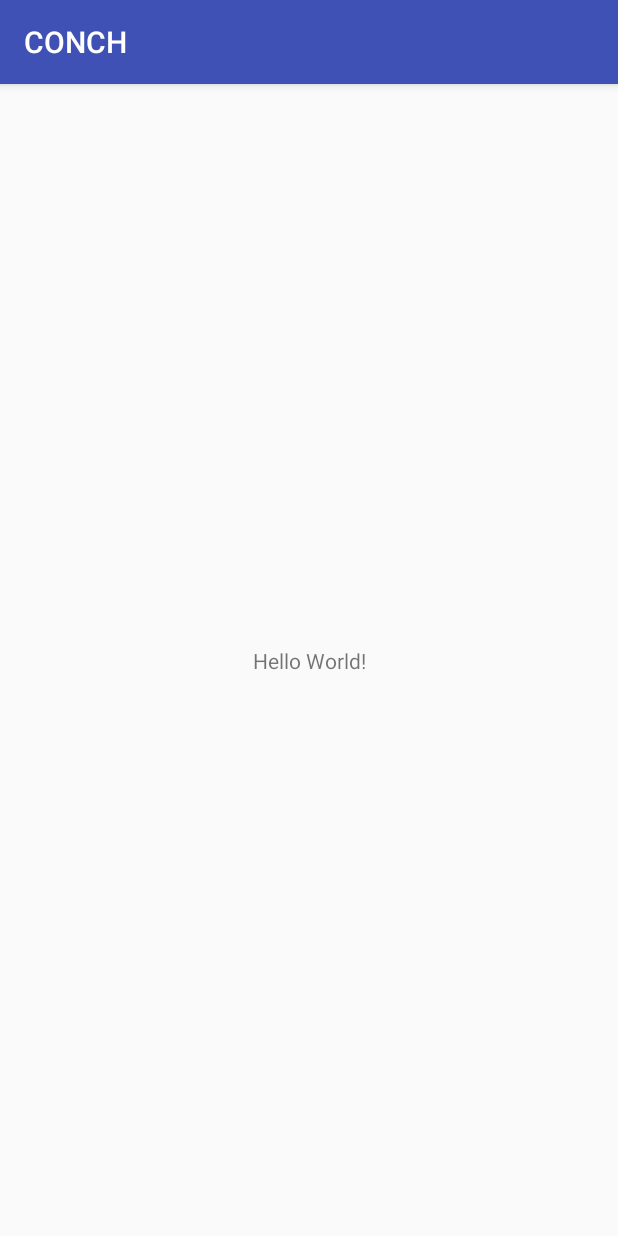
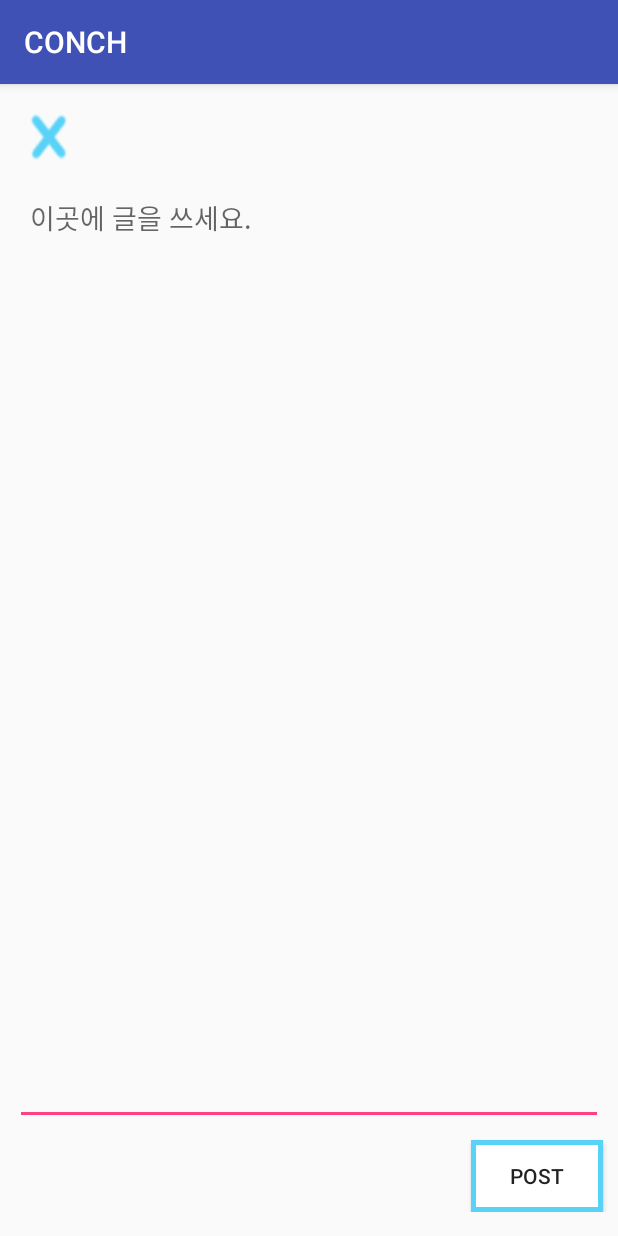
Before and after one commit to PyeongchangContest/pyeongchang, an Android app: the screen it shows after launch (MissionActivity before the commit, WritingActivity after it), on a phone screen of 412 x 824 dp. Run offline under Robolectric (Android 15) with nearby library versions, the phone set to English and light mode, and no system bars.

Commit message:
writing and timeline

```diff
--- /dev/null
+++ b/CONCH/app/src/main/java/com/pyeongchang/conch/conch/DBAdapter.java
@@ -0,0 +1,62 @@
+package com.pyeongchang.conch.conch;
+
+import android.content.Context;
+import android.database.SQLException;
+import android.database.sqlite.SQLiteDatabase;
+import android.database.sqlite.SQLiteOpenHelper;
+
+/**
+ * Created by hyojung on 2017-07-13.
+ */
+public class DBAdapter {
+
+    public static final String DATABASE_NAME = "conch";
+
+    public static final int DATABASE_VERSION = 1;
+
+    private static final String CREATE_TABLE_POST =
+            "CREATE TABLE posts (post_id integer primary key autoincrement, "
+                    + PostDBAdapter.USER_ID+ " integer,"
+                    + PostDBAdapter.CONTENT+ " TEXT);";
+
+    private final Context context;
+    private DatabaseHelper DBHelper;
+    private SQLiteDatabase db;
+
+    public DBAdapter(Context ctx)
+    {
+        this.context = ctx;
+        this.DBHelper = new DatabaseHelper(this.context);
+    }
+
+    private static class DatabaseHelper extends SQLiteOpenHelper
+    {
+        DatabaseHelper(Context context)
+        {
+            super(context, DATABASE_NAME, null, DATABASE_VERSION);
+        }
+
+        @Override
+        public void onCreate(SQLiteDatabase db)
+        {
+            db.execSQL(CREATE_TABLE_POST);
+        }
+
+        @Override
+        public void onUpgrade(SQLiteDatabase db, int oldVersion,
+                              int newVersion)
+        {
+            // Adding any table mods to this guy here
+        }
+    }
+    public DBAdapter open() throws SQLException
+    {
+        this.db = this.DBHelper.getWritableDatabase();
+        return this;
+    }
+
+    public void close()
+    {
+        this.DBHelper.close();
+    }
+}
--- a/CONCH/app/src/main/java/com/pyeongchang/conch/conch/MissionActivity.java
+++ b/CONCH/app/src/main/java/com/pyeongchang/conch/conch/MissionActivity.java
@@ -1,13 +1,19 @@
 package com.pyeongchang.conch.conch;
 
+import android.content.Intent;
+import android.os.Bundle;
 import android.support.v7.app.AppCompatActivity;
-import android.os.Bundle;
 
 public class MissionActivity extends AppCompatActivity {
 
+    DBAdapter db;
     @Override
     protected void onCreate(Bundle savedInstanceState) {
         super.onCreate(savedInstanceState);
         setContentView(R.layout.activity_mission);
+
+        db = new DBAdapter(this);
+        Intent intent = new Intent(this, WritingActivity.class);
+        startActivity(intent);
     }
 }
--- /dev/null
+++ b/CONCH/app/src/main/java/com/pyeongchang/conch/conch/PostDBAdapter.java
@@ -0,0 +1,108 @@
+package com.pyeongchang.conch.conch;
+
+import android.content.ContentValues;
+import android.content.Context;
+import android.database.Cursor;
+import android.database.SQLException;
+import android.database.sqlite.SQLiteDatabase;
+import android.database.sqlite.SQLiteOpenHelper;
+
+import java.util.ArrayList;
+
+/**
+ * Created by hyojung on 2017-07-13.
+ */
+
+public class PostDBAdapter {
+
+    public static final String USER_ID = "user_id";
+    public static final String POST_ID = "post_id";
+    public static final String CONTENT= "content";
+
+    private static final String DATABASE_TABLE = "posts";
+
+    private DatabaseHelper mDbHelper;
+    private SQLiteDatabase mDb;
+
+    private final Context mCtx;
+
+    private static class DatabaseHelper extends SQLiteOpenHelper {
+
+        DatabaseHelper(Context context) {
+            super(context, DBAdapter.DATABASE_NAME, null, DBAdapter.DATABASE_VERSION);
+        }
+
+        @Override
+        public void onCreate(SQLiteDatabase db) {
+        }
+
+        @Override
+        public void onUpgrade(SQLiteDatabase db, int oldVersion, int newVersion) {
+        }
+    }
+
+    public PostDBAdapter(Context ctx) {
+        this.mCtx = ctx;
+    }
+
+    public PostDBAdapter open() throws SQLException {
+        this.mDbHelper = new DatabaseHelper(this.mCtx);
+        this.mDb = this.mDbHelper.getWritableDatabase();
+        return this;
+    }
+
+    /**
+     * close return type: void
+     */
+    public void close() {
+        this.mDbHelper.close();
+    }
+
+    public long createPost(String userId, String content, String postId){
+        ContentValues initialValues = new ContentValues();
+        initialValues.put(USER_ID, userId);
+        initialValues.put(POST_ID, postId);
+        initialValues.put(CONTENT, content);
+        return this.mDb.insert(DATABASE_TABLE, null, initialValues);
+    }
+
+    public boolean deletePost(long postId) {
+
+        return this.mDb.delete(DATABASE_TABLE, POST_ID + "=" + postId, null) > 0;
+    }
+
+    public ArrayList getAllPost() {
+
+        Cursor res =  this.mDb.query(DATABASE_TABLE, new String[] { POST_ID,
+                USER_ID, CONTENT}, null, null, null, null, null);
+        ArrayList<String> array_list = new ArrayList<>();
+        res.moveToFirst();
+
+        while(res.isAfterLast() == false){
+            array_list.add(res.getString((res.getColumnIndex(POST_ID))));
+            res.moveToNext();
+        }
+        return array_list;
+    }
+
+    public Cursor getPost(long postId) throws SQLException {
+
+        Cursor mCursor =
+
+                this.mDb.query(true, DATABASE_TABLE, new String[] { POST_ID, USER_ID,
+                        CONTENT}, POST_ID + "=" + postId, null, null, null, null, null);
+        if (mCursor != null) {
+            mCursor.moveToFirst();
+        }
+        return mCursor;
+    }
+
+    public boolean updateCar(String userId, String content, String postId){
+        ContentValues args = new ContentValues();
+        args.put(USER_ID, userId);
+        args.put(POST_ID, postId);
+        args.put(CONTENT, content);
+
+        return this.mDb.update(DATABASE_TABLE, args, POST_ID + "=" + postId, null) >0;
+    }
+}
--- /dev/null
+++ b/CONCH/app/src/main/java/com/pyeongchang/conch/conch/WritingActivity.java
@@ -0,0 +1,43 @@
+package com.pyeongchang.conch.conch;
+
+import android.content.Intent;
+import android.os.Bundle;
+import android.support.v7.app.AppCompatActivity;
+import android.util.Log;
+import android.view.View;
+import android.widget.EditText;
+
+import java.util.ArrayList;
+
+public class WritingActivity extends AppCompatActivity {
+
+    DBAdapter dbAdapter;
+    PostDBAdapter postDB;
+    @Override
+    protected void onCreate(Bundle savedInstanceState) {
+        super.onCreate(savedInstanceState);
+        setContentView(R.layout.activity_writing);
+        dbAdapter = new DBAdapter(this);
+        dbAdapter.open();
+        postDB = new PostDBAdapter(this);
+        postDB.open();
+    }
+
+    public void onClick(View view) {
+        switch (view.getId()){
+            case R.id.close:
+                finish();
+                break;
+            case R.id.post:
+                EditText editId = (EditText)findViewById(R.id.newWriting);
+                String newWrite = editId.getText().toString();
+                postDB.createPost("1", newWrite, "1");
+                ArrayList<String> array_list = (ArrayList) postDB.getAllPost();
+                Log.d("writingact", array_list.get(0));
+                Intent intent = new Intent(this, TimeLineActivity.class);
+                intent.putExtra("newWrite", newWrite);
+                startActivity(intent);
+                break;
+        }
+    }
+}
--- /dev/null
+++ b/CONCH/app/src/main/res/drawable/border.xml
@@ -0,0 +1,13 @@
+<?xml version="1.0" encoding="utf-8"?>
+
+<!-- View 테두리 xml -->
+
+<layer-list xmlns:android="http://schemas.android.com/apk/res/android">
+
+    <item>
+        <shape android:shape="rectangle">
+            <stroke android:width = "3dp" android:color = "#58D3F7"/>
+            <solid android:color = "#FFFFFFFF"/>
+        </shape>
+    </item>
+</layer-list>
--- /dev/null
+++ b/CONCH/app/src/main/res/layout/activity_writing.xml
@@ -0,0 +1,46 @@
+<?xml version="1.0" encoding="utf-8"?>
+<LinearLayout xmlns:android="http://schemas.android.com/apk/res/android"
+    xmlns:tools="http://schemas.android.com/tools"
+    android:id="@+id/activity_writing"
+    android:layout_width="match_parent"
+    android:layout_height="match_parent"
+    android:paddingBottom="@dimen/activity_vertical_margin"
+    android:paddingTop="@dimen/activity_vertical_margin"
+    tools:context="com.pyeongchang.conch.conch.WritingActivity">
+    <LinearLayout
+        android:orientation="vertical"
+        android:layout_width="match_parent"
+        android:layout_height="match_parent">
+        <ImageButton
+            android:layout_weight="1"
+            android:layout_width="35dp"
+            android:layout_height="30dp"
+            android:id="@+id/close"
+            android:onClick="onClick"
+            android:layout_marginLeft="15dp"
+            android:background="@drawable/close"/>
+        <EditText
+            android:layout_weight="60"
+            android:layout_width="match_parent"
+            android:layout_height="wrap_content"
+            android:id="@+id/newWriting"
+            android:hint="이곳에 글을 쓰세요."
+            android:padding="10dp"
+            android:layout_margin="10dp"
+            android:gravity="top"/>
+        <Button
+            android:id="@+id/post"
+            android:onClick="onClick"
+            android:layout_width="wrap_content"
+            android:layout_height="wrap_content"
+            android:background="@drawable/border"
+            android:layout_gravity="right"
+            android:layout_marginRight="10dp"
+            android:text="Post"/>
+
+
+    </LinearLayout>
+
+
+
+</LinearLayout>
--- /dev/null
+++ b/CONCH/app/src/main/res/values-w820dp/dimens.xml
@@ -0,0 +1,6 @@
+<resources>
+    <!-- Example customization of dimensions originally defined in res/values/dimens.xml
+         (such as screen margins) for screens with more than 820dp of available width. This
+         would include 7" and 10" devices in landscape (~960dp and ~1280dp respectively). -->
+    <dimen name="activity_horizontal_margin">64dp</dimen>
+</resources>
--- /dev/null
+++ b/CONCH/app/src/main/res/values/dimens.xml
@@ -0,0 +1,6 @@
+<resources>
+    <!-- Default screen margins, per the Android Design guidelines. -->
+    <dimen name="activity_horizontal_margin">16dp</dimen>
+    <dimen name="activity_vertical_margin">16dp</dimen>
+    <dimen name="fab_margin">16dp</dimen>
+</resources>
--- a/CONCH/app/src/main/res/values/strings.xml
+++ b/CONCH/app/src/main/res/values/strings.xml
@@ -1,3 +1,4 @@
 <resources>
     <string name="app_name">CONCH</string>
+    <string name="title_activity_writing">WritingActivity</string>
 </resources>
```
Also changed, not shown: CONCH/app/src/main/AndroidManifest.xml (+5 -3 lines), CONCH/app/src/main/java/com/pyeongchang/conch/conch/CustomAdapter.java (added, +57 -0 lines), CONCH/app/src/main/java/com/pyeongchang/conch/conch/Item.java (added, +22 -0 lines), CONCH/app/src/main/java/com/pyeongchang/conch/conch/TimeLineActivity.java (added, +50 -0 lines), CONCH/app/src/main/res/drawable/black_border.xml (added, +10 -0 lines), CONCH/app/src/main/res/layout/activity_time_line.xml (added, +28 -0 lines), CONCH/app/src/main/res/layout/timeline_list_item.xml (added, +71 -0 lines), CONCH/app/src/main/res/values-v21/styles.xml (added, +9 -0 lines), CONCH/app/src/main/res/values/styles.xml (+9 -0 lines), CONCH/app/src/main/res/drawable/close.png (added), CONCH/app/src/main/res/drawable/horang.png (added).
